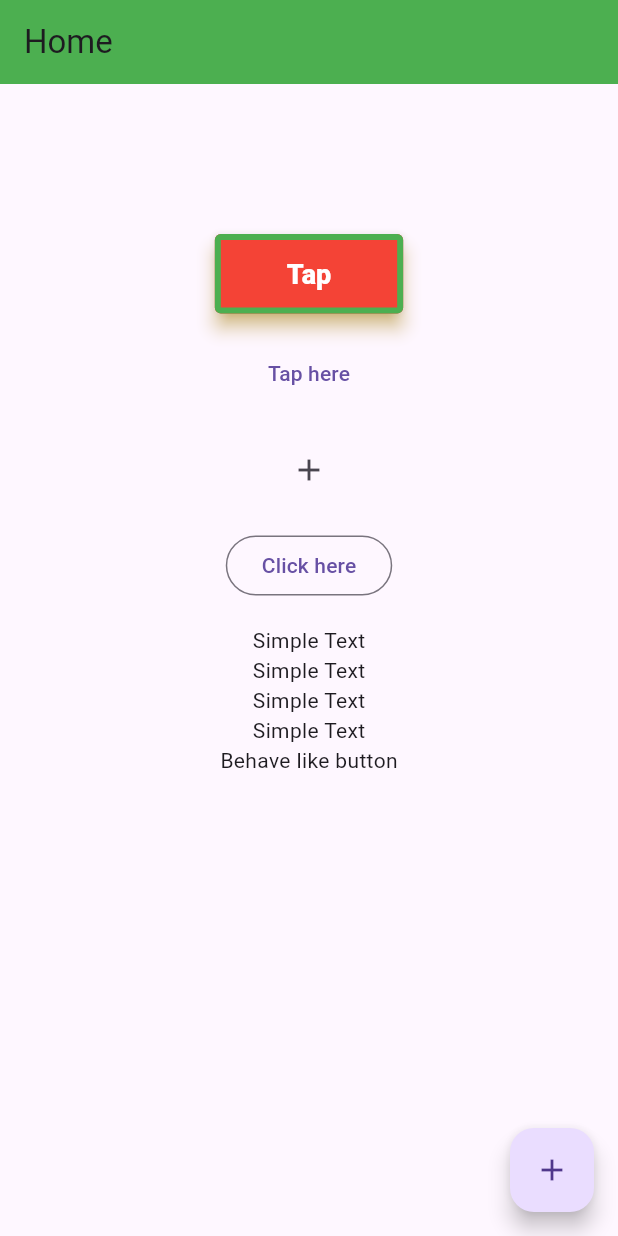
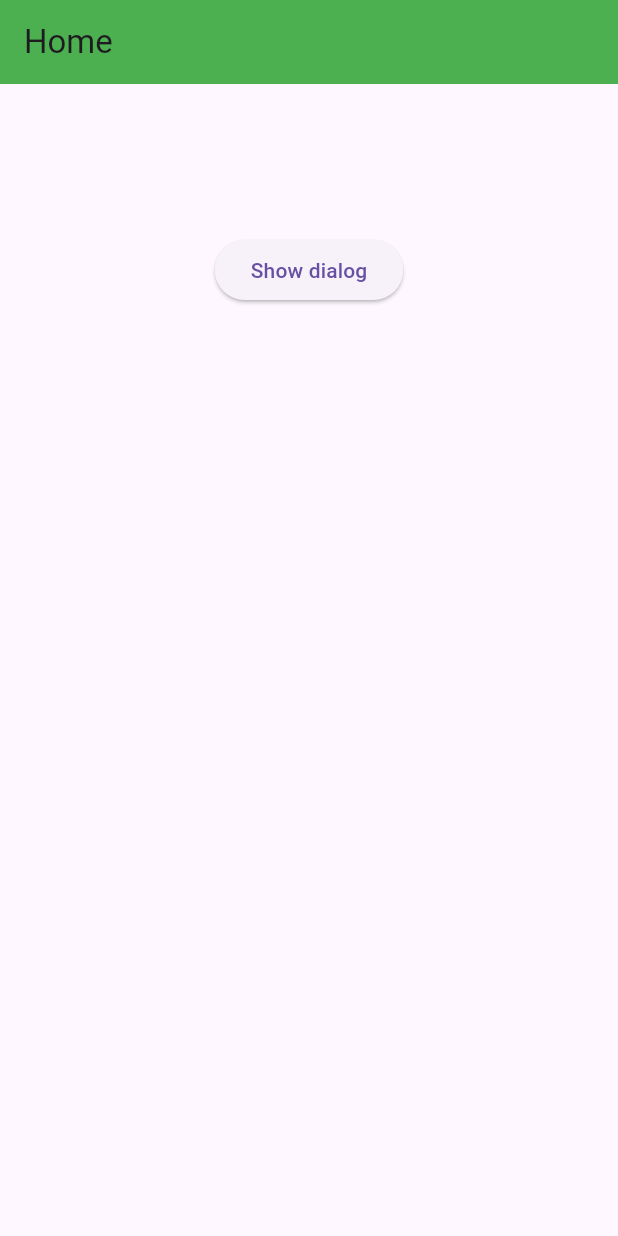
Before and after one commit to Zahirul064/live_class_project, a Flutter app: the screen it shows after launch, on a phone screen of 412 x 824 dp. Run offline on Flutter 3.47's test engine with Material 3 defaults, Android fonts, the phone set to English and light mode, and no system bars.

Commit message:
new updated

```diff
--- a/lib/main.dart
+++ b/lib/main.dart
@@ -1,6 +1,8 @@
 import 'package:flutter/material.dart';
 
 // Image(asset, network), Column, Row
+
+// Divider, ModelBottomSheet, TextField
 
 void main() {
   runApp(HelloWorldApp());
@@ -33,103 +35,51 @@ class Home extends StatelessWidget {
           children: [
             SizedBox(height: 100),
             ElevatedButton(
-              style: ElevatedButton.styleFrom(
-                backgroundColor: Colors.red,
-                foregroundColor: Colors.white,
-                textStyle: TextStyle(fontSize: 18, fontWeight: FontWeight.w800),
-                padding: EdgeInsets.symmetric(horizontal: 48, vertical: 16),
-                shadowColor: Colors.amber,
-                elevation: 5,
+              onPressed: () {
+                //showAboutDialog(context: context);
+                showModalBottomSheet(
+                  //barrierColor: Colors.tealAccent,
+                  backgroundColor: Colors.amberAccent[50],
+                    isScrollControlled: true,
+                    useSafeArea: true,
+                    enableDrag: true,
                     shape: RoundedRectangleBorder(
-                  borderRadius: BorderRadius.circular(4),
-                  // side: BorderSide(color: Colors.green, width: 4)
+                      borderRadius: BorderRadius.circular(20)
                     ),
-                side: BorderSide(color: Colors.green, width: 4),
-                minimumSize: Size(100, 40),
-                // maximumSize: Size(300, 100),
-              ),
-              onPressed: () {
-                showDialog(
-                  barrierColor: Colors.green,
-                  barrierDismissible: false,
                     context: context,
-                  builder: (context) {
-                    return AlertDialog(
-                      title: Text('Delete'),
-                      content: Text('Are you sure?'),
-                      actions: [
-                        TextButton(onPressed: () {}, child: Text('No')),
-                        TextButton(onPressed: () {}, child: Text('Yes')),
-                      ],
-                    );
-                  },
-                );
-              },
-              child: Text('Tap'),
-            ),
-            SizedBox(height: 16),
-            TextButton(
-              style: TextButton.styleFrom(),
-              onPressed: () {
-                print('Tapped text button');
-              },
-              child: Text('Tap here'),
-            ),
-            SizedBox(height: 16),
-            IconButton(
-              style: IconButton.styleFrom(),
-              onPressed: () {
-                print('Tapped text button');
-              },
-              icon: Icon(Icons.add),
-            ),
-            SizedBox(height: 16),
-            OutlinedButton(
-              style: OutlinedButton.styleFrom(),
-              onPressed: () {
-                print('Tapped text button');
-              },
-              child: Text('Click here'),
-            ),
-            SizedBox(height: 16),
-            GestureDetector(
-              onTap: () {
-                print('Just one click');
-              },
-              onDoubleTap: () {
-                print('Double tapped');
-              },
-              onLongPress: () {
-                print('On long press');
-              },
-              onLongPressCancel: () {
-                print('On long press cancel');
-              },
-              onLongPressEnd: (details) {
-                print('On long press end');
-              },
-              child: Column(
+                    builder: (ctx) {
+                      return Column(
                         children: [
-                  Text('Simple Text'),
-                  Text('Simple Text'),
-                  Text('Simple Text'),
-                  Text('Simple Text'),
+                          Padding(
+                            padding: EdgeInsets.symmetric(vertical: 16),
+                            child: Row(
+                              mainAxisAlignment: MainAxisAlignment.center,
+                              children: [
+                                Text('Title', style: TextStyle(
+                                  fontSize: 20,
+                                ),),
                               ],
                             ),
                           ),
-            InkWell(
-              splashColor: Colors.green,
-              onTap: () {
-                print('Ink well');
-              },
-              child: Text('Behave like button'),
+                          Divider(
+                            height:20,
+                            thickness: 4,
+                          ),
+                          Text('sample'),
+                          Row(
+                            children: [
+                              ElevatedButton(onPressed: (){}, child: Text('Save')),
+                              ElevatedButton(onPressed: (){}, child: Text('Cancel'))
+                            ],
                           )
                         ],
+                      );
+                    });
+              },
+              child: Text('Show dialog'),
             ),
+          ],
         ),
-      floatingActionButton: FloatingActionButton(
-        onPressed: () {},
-        child: Icon(Icons.add),
       ),
     );
   }
```
Lines whose indentation alone changed are shown as unchanged.
